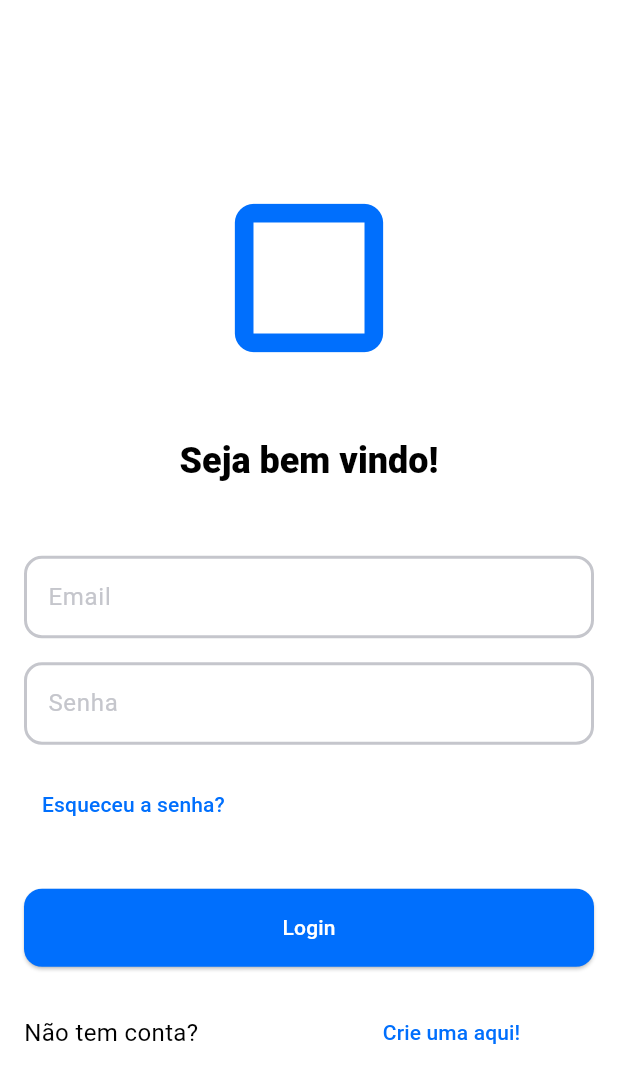
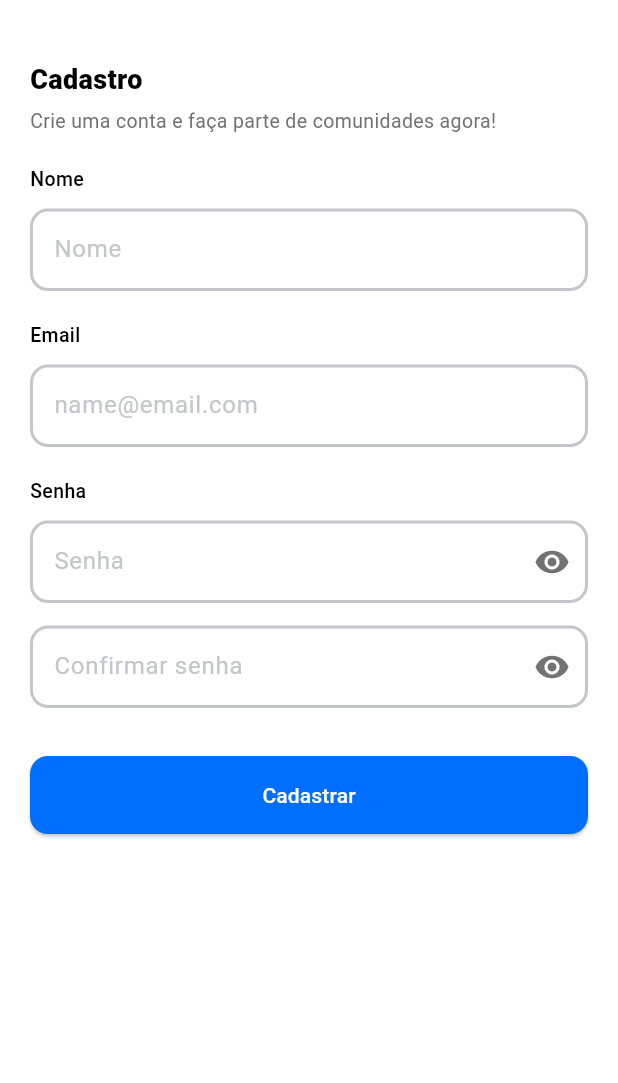
Before and after one commit to taleshrocha/trabalho-mobile, a Flutter app: the screen it shows after launch, after a tap on "Crie uma aqui!", on a phone screen of 412 x 824 dp. Shown: the top 1083 px of the screen. Run offline on Flutter 3.47's test engine with Material 3 defaults, Android fonts, the light colour scheme and no system bars.

Commit message:
Tela de cadastro do ususario + botão hideText (#16)
Co-authored-by: Fernando Almeida <85702958+feronando@users.noreply.github.com>

```diff
--- a/lib/entities/group.dart
+++ b/lib/entities/group.dart
@@ -33,6 +33,17 @@ class Group extends BaseEntity {
     return null;
   }
 
+  User? findByEmail(String email) {
+    for (User user in users) {
+      if (user.email == email) {
+        return user;
+      }
+    }
+
+    return null;
+  }
+
+
   User? findByEmailAndPassword(String email, String password) {
     for (User user in users) {
       if (user.email == email && user.password == password) {
--- a/lib/pages/login_page.dart
+++ b/lib/pages/login_page.dart
@@ -1,8 +1,10 @@
 import 'package:flutter/material.dart';
 import 'package:trabalho_mobile/entities/group.dart';
 import 'package:trabalho_mobile/entities/user.dart';
+import 'package:trabalho_mobile/pages/signup_page.dart';
 import 'package:trabalho_mobile/themes/theme.dart';
 import 'package:trabalho_mobile/pages/object_list_page.dart';
+import '../entities/person.dart';
 
 import '../entities/person.dart';
 
@@ -35,7 +37,9 @@ class _LoginPageState extends State<LoginPage> {
 
   @override
   Widget build(BuildContext context) {
+    bool ishidden = true;
     ThemeData theme = Theme.of(context);
+
     return Scaffold(
       body: Center(
         child: SingleChildScrollView(
@@ -67,10 +71,21 @@ class _LoginPageState extends State<LoginPage> {
                 TextField(
                   controller: passwordController,
                   style: theme.textTheme.bodyMedium,
-                  decoration: const InputDecoration(
+                  obscureText: ishidden,
+                  decoration: InputDecoration(
                     labelText: 'Senha',
+                    suffixIcon: GestureDetector(
+                      onTap: () {
+                        setState(() {
+                          ishidden = !ishidden;
+                        });
+                      },
+                      child: Icon(
+                          color: Color.fromARGB(255, 114, 114, 114),
+                          ishidden ? Icons.visibility : Icons.visibility_off
+                      ),
+                    )
                   ),
-                  obscureText: true,
                 ),
                 const SizedBox(height: 16.0),
                 Align(
@@ -103,7 +118,11 @@ class _LoginPageState extends State<LoginPage> {
                     ),
                     Expanded(
                       child: TextButton(
-                        onPressed: () {}, //tela de criação
+                        onPressed: () {
+                          Navigator.of(context).push(MaterialPageRoute(
+                              builder: (context) =>
+                                  SignupPage(addUser: widget.userGroup.addUser, findByEmail: widget.userGroup.findByEmail)));
+                        }, //tela de criação
                         child: const Text('Crie uma aqui!'),
                       ),
                     ),
--- /dev/null
+++ b/lib/pages/signup_page.dart
@@ -0,0 +1,187 @@
+import 'package:flutter/material.dart';
+import 'package:trabalho_mobile/entities/person.dart';
+import 'package:trabalho_mobile/entities/user.dart';
+import 'package:trabalho_mobile/logic/repository.dart';
+import 'package:trabalho_mobile/themes/theme.dart';
+import 'package:trabalho_mobile/pages/object_list_page.dart';
+
+class SignupPage extends StatefulWidget {
+  final void Function(User) addUser;
+  final User? Function(String) findByEmail;
+
+  const SignupPage(
+      {super.key, required this.addUser, required this.findByEmail});
+
+  @override
+  State<SignupPage> createState() => _SignupPageState();
+}
+
+class _SignupPageState extends State<SignupPage> {
+  bool _ishidden = true;
+  final TextEditingController nameController = TextEditingController();
+  final TextEditingController emailController = TextEditingController();
+  final TextEditingController passwordController = TextEditingController();
+  final TextEditingController confirmedPasswordController =
+      TextEditingController();
+
+  void handleSignup(
+      String name, String email, String password, String confirmedPassword) {
+    if (password != confirmedPassword) {
+      ScaffoldMessenger.of(context).showSnackBar(
+        const SnackBar(content: Text('Senhas não iguais')),
+      );
+      return;
+    }
+
+    if (email.split('@').length != 2) {
+      ScaffoldMessenger.of(context).showSnackBar(
+        const SnackBar(content: Text('E-mail inválido')),
+      );
+      return;
+    }
+
+    User? user = widget.findByEmail(email);
+
+    if (user == null) {
+      widget.addUser(User(
+        person: Person(name: name),
+        email: email,
+        password: confirmedPassword,
+        objects: [],
+      ));
+      Navigator.of(context).pop();
+      const SnackBar(content: Text('Usuário criado!'));
+    } else {
+      ScaffoldMessenger.of(context).showSnackBar(
+        const SnackBar(
+            content: Text('Já existe algum usuário com esse e-mail.')),
+      );
+    }
+  }
+
+  @override
+  Widget build(BuildContext context) {
+    ThemeData theme = Theme.of(context);
+
+    return Scaffold(
+      backgroundColor: Colors.white,
+      body: Padding(
+        padding: const EdgeInsets.symmetric(horizontal: 20, vertical: 40),
+        child: ListView(
+          children: [
+            const Text(
+              'Cadastro',
+              style: TextStyle(
+                  color: Colors.black,
+                  fontSize: 18,
+                  fontWeight: FontWeight.w800),
+            ),
+            const SizedBox(height: 5),
+            const Text(
+              'Crie uma conta e faça parte de comunidades agora!',
+              style: TextStyle(
+                color: Color.fromARGB(255, 114, 114, 114),
+                fontSize: 13,
+              ),
+            ),
+            const SizedBox(height: 20),
+            const Text(
+              'Nome',
+              style: TextStyle(
+                color: Colors.black,
+                fontSize: 13,
+                fontWeight: FontWeight.w500,
+              ),
+            ),
+            const SizedBox(height: 10),
+            TextField(
+              controller: nameController,
+              style: theme.textTheme.bodyMedium,
+              decoration: const InputDecoration(
+                labelText: 'Nome',
+              ),
+            ),
+            const SizedBox(height: 20),
+            const Text(
+              'Email',
+              style: TextStyle(
+                color: Colors.black,
+                fontSize: 13,
+                fontWeight: FontWeight.w500,
+              ),
+            ),
+            const SizedBox(height: 10),
+            TextField(
+              controller: emailController,
+              style: theme.textTheme.bodyMedium,
+              decoration: const InputDecoration(
+                labelText: 'name@email.com',
+              ),
+            ),
+            const SizedBox(height: 20),
+            const Text(
+              'Senha',
+              style: TextStyle(
+                color: Colors.black,
+                fontSize: 13,
+                fontWeight: FontWeight.w500,
+              ),
+            ),
+            const SizedBox(height: 10),
+            TextFormField(
+              controller: passwordController,
+              obscureText: _ishidden,
+              style: theme.textTheme.bodyMedium,
+              decoration: InputDecoration(
+                  labelText: 'Senha',
+                  suffixIcon: GestureDetector(
+                    onTap: () {
+                      setState(() {
+                        _ishidden = !_ishidden;
+                      });
+                    },
+                    child: Icon(
+                        color: Color.fromARGB(255, 114, 114, 114),
+                        _ishidden ? Icons.visibility : Icons.visibility_off),
+                  )),
+            ),
+            const SizedBox(height: 15),
+            TextFormField(
+              controller: confirmedPasswordController,
+              obscureText: _ishidden,
+              style: theme.textTheme.bodyMedium,
+              decoration: InputDecoration(
+                  labelText: 'Confirmar senha',
+                  suffixIcon: GestureDetector(
+                    onTap: () {
+                      setState(() {
+                        _ishidden = !_ishidden;
+                      });
+                    },
+                    child: Icon(
+                        color: Color.fromARGB(255, 114, 114, 114),
+                        _ishidden ? Icons.visibility : Icons.visibility_off),
+                  )),
+            ),
+            const SizedBox(height: 32.0),
+            SizedBox(
+              child: ElevatedButton(
+                onPressed: () {
+                  handleSignup(
+                      nameController.text,
+                      emailController.text,
+                      passwordController.text,
+                      confirmedPasswordController.text);
+                },
+                child: const Text(
+                  'Cadastrar',
+                  style: TextStyle(color: AppTheme.neutralLightest),
+                ),
+              ),
+            ),
+          ],
+        ),
+      ),
+    );
+  }
+}
```
Also changed, not shown: lib/logic/repository.dart (+5 -10 lines).
